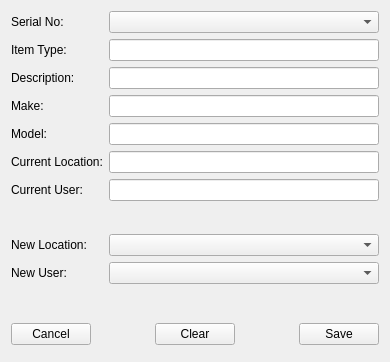
aumanimationstudios/Grantha, file GUI/guiTest/uiFiles/testUpdate01.ui: the form before one commit.
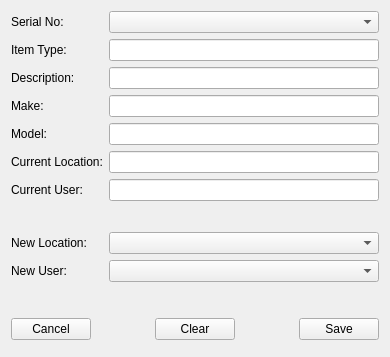
The form after the commit.

Commit message: added calender widget for date

Diff of the .ui file:
```diff
--- a/GUI/guiTest/uiFiles/testUpdate01.ui
+++ b/GUI/guiTest/uiFiles/testUpdate01.ui
@@ -7,7 +7,7 @@
     <x>0</x>
     <y>0</y>
     <width>390</width>
-    <height>362</height>
+    <height>357</height>
    </rect>
   </property>
   <property name="windowTitle">
```
The commit also changes 2 other files.
